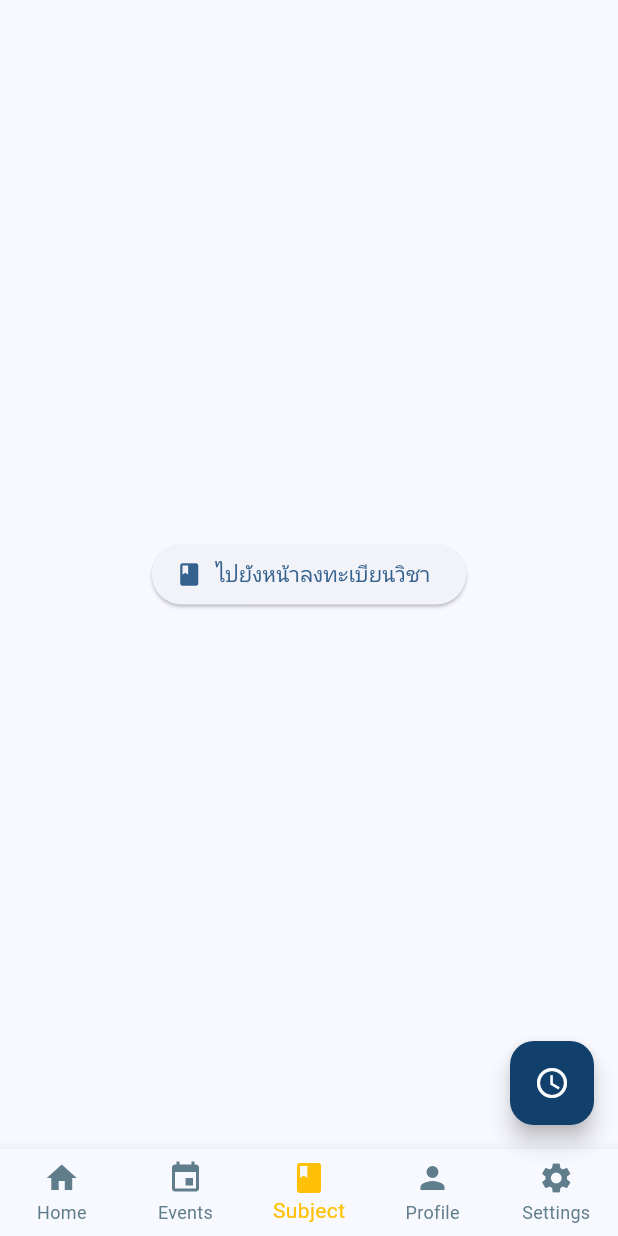
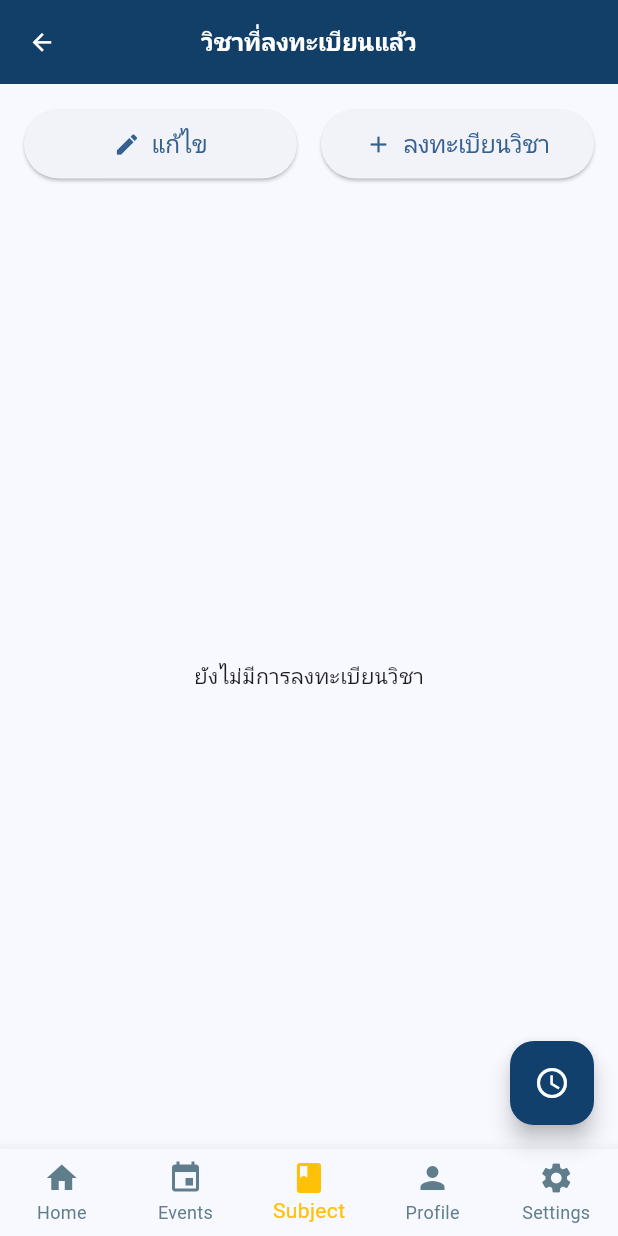
Before and after one commit to krahyor/campus_life_hub01, a Flutter app: the MainHomeScreen screen opened by its route, item 3 of the bottom bar chosen, on a phone screen of 412 x 824 dp. Run offline on Flutter 3.47's test engine with Material 3 defaults, Android fonts, the phone set to English and light mode, and no system bars; our stand-ins replace firebase_auth, firebase_core, firebase_database, flutter_dotenv, flutter_screenutil, google_fonts and 1 more; accounts and stored records are empty; network calls fail; Roboto replaces fonts that are missing (Prompt).

Commit message:
✨ feat:mock subject and book subjects

```diff
--- a/lib/ui/screens/main_screen/main_screen.dart
+++ b/lib/ui/screens/main_screen/main_screen.dart
@@ -9,7 +9,10 @@ import '../subject_screen/take_subject_screen.dart';
 import 'package:campusapp/core/routes.dart';
 
 class MainHomeScreen extends StatefulWidget {
+  const MainHomeScreen({super.key});
+
   @override
+  // ignore: library_private_types_in_public_api
   _MainHomeScreenState createState() => _MainHomeScreenState();
 }
 
@@ -33,6 +36,14 @@ class _MainHomeScreenState extends State<MainHomeScreen> {
 
   @override
   Widget build(BuildContext context) {
+    var floatingActionButton = FloatingActionButton(
+      backgroundColor: const Color(0xFF11406C),
+      onPressed: () {
+        Navigator.pushNamed(context, AppRoutes.schedule);
+      },
+      tooltip: "เปิดตารางเรียน",
+      child: const Icon(Icons.schedule, color: Colors.white),
+    );
     return Scaffold(
       body: widgetOptions.elementAt(_selectedIndex),
       bottomNavigationBar: BottomNavigationBar(
@@ -54,14 +65,7 @@ class _MainHomeScreenState extends State<MainHomeScreen> {
         currentIndex: _selectedIndex,
         onTap: _onItemTapped,
       ),
-      floatingActionButton: FloatingActionButton(
-        backgroundColor: const Color(0xFF11406C),
-        onPressed: () {
-          Navigator.pushNamed(context, AppRoutes.schedule);
-        },
-        child: const Icon(Icons.schedule, color: Colors.white),
-        tooltip: "เปิดตารางเรียน",
-      ),
+      floatingActionButton: floatingActionButton,
     );
   }
 }
--- a/lib/ui/screens/subject_screen/subject_screen.dart
+++ b/lib/ui/screens/subject_screen/subject_screen.dart
@@ -1,21 +1,110 @@
 import 'package:flutter/material.dart';
+import 'package:provider/provider.dart';
+import '../../providers/subject_provider.dart';
 import 'take_subject_screen.dart';
+import 'edit_subject_screen.dart'; // 👈 เพิ่ม import
 
 class SubjectScreen extends StatelessWidget {
   const SubjectScreen({super.key});
 
   @override
   Widget build(BuildContext context) {
-    return Center(
+    final provider = Provider.of<SubjectProvider>(context);
+
+    // รายวิชาที่ลงทะเบียนแล้ว
+    final registeredSubjects =
+        provider.subjects
+            .where((subject) => provider.isRegistered(subject.subjectId))
+            .toList();
+
+    return Scaffold(
+      appBar: AppBar(
+        title: const Text('วิชาที่ลงทะเบียนแล้ว'),
+        backgroundColor: const Color(0xFF113F67),
+      ),
+      body: Column(
+        children: [
+          Padding(
+            padding: const EdgeInsets.all(16),
+            child: Row(
+              children: [
+                Expanded(
                   child: ElevatedButton.icon(
                     onPressed: () {
                       Navigator.push(
                         context,
-            MaterialPageRoute(builder: (context) => const TakeSubjectScreen()),
+                        MaterialPageRoute(
+                          builder:
+                              (context) =>
+                                  const EditRegisteredSubjectScreen(), // 👈 หน้าสำหรับแก้ไข
+                        ),
                       );
                     },
-        icon: const Icon(Icons.book),
-        label: const Text('ไปยังหน้าลงทะเบียนวิชา'),
+                    icon: const Icon(Icons.edit),
+                    label: const Text('แก้ไข'),
+                    style: ElevatedButton.styleFrom(
+                      padding: const EdgeInsets.symmetric(
+                        horizontal: 16,
+                        vertical: 12,
+                      ),
+                      textStyle: const TextStyle(fontSize: 16),
+                    ),
+                  ),
+                ),
+                const SizedBox(width: 16),
+                Expanded(
+                  child: ElevatedButton.icon(
+                    onPressed: () {
+                      Navigator.push(
+                        context,
+                        MaterialPageRoute(
+                          builder: (context) => const TakeSubjectScreen(),
+                        ),
+                      );
+                    },
+                    icon: const Icon(Icons.add),
+                    label: const Text('ลงทะเบียนวิชา'),
+                    style: ElevatedButton.styleFrom(
+                      padding: const EdgeInsets.symmetric(
+                        horizontal: 16,
+                        vertical: 12,
+                      ),
+                      textStyle: const TextStyle(fontSize: 16),
+                    ),
+                  ),
+                ),
+              ],
+            ),
+          ),
+          Expanded(
+            child:
+                registeredSubjects.isEmpty
+                    ? const Center(child: Text('ยังไม่มีการลงทะเบียนวิชา'))
+                    : ListView.builder(
+                      itemCount: registeredSubjects.length,
+                      itemBuilder: (context, index) {
+                        final subject = registeredSubjects[index];
+
+                        return Card(
+                          margin: const EdgeInsets.symmetric(
+                            horizontal: 16,
+                            vertical: 8,
+                          ),
+                          child: ListTile(
+                            title: Text(
+                              '${subject.subject} (${subject.subjectId})',
+                            ),
+                            subtitle: Text(
+                              'ผู้สอน: ${subject.teacher}\n'
+                              'วัน: ${subject.day} เวลา: ${subject.startTime} - ${subject.endTime}\n'
+                              'ห้อง: ${subject.room} หน่วยกิต: ${subject.credit}',
+                            ),
+                          ),
+                        );
+                      },
+                    ),
+          ),
+        ],
       ),
     );
   }
```
Also changed, not shown: lib/ui/screens/subject_screen/edit_subject_screen.dart (added, +16 -0 lines). Lines whose indentation alone changed are shown as unchanged.
